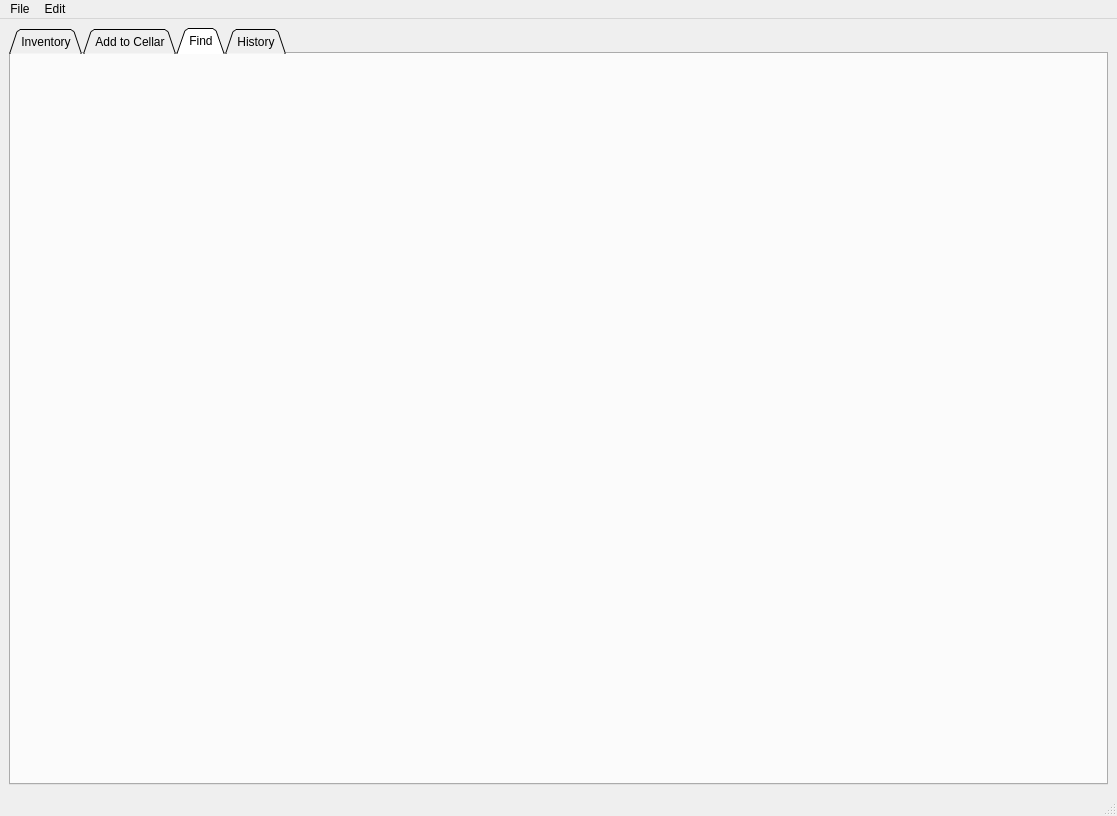
Above: interface.ui from sailorbob134280/Vinny before the change. Below: the same form after it.
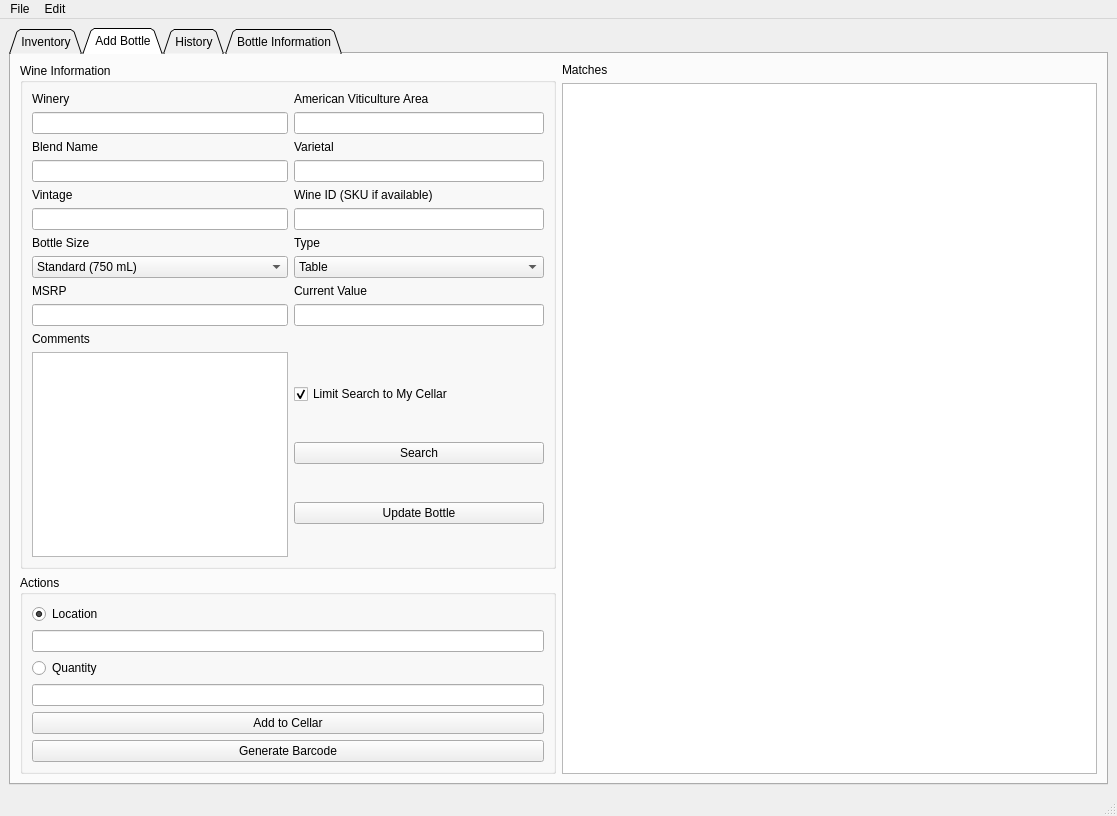
That is the form after the change. The open tabs and pages were chosen to show the change. Icons and pictures are not drawn.

Commit message: More UI work, and got rid of qty entry in database (redundant)

What changed in the file:
```diff
--- a/interface.ui
+++ b/interface.ui
@@ -176,15 +176,312 @@
         </item>
        </layout>
       </widget>
-      <widget class="QWidget" name="check_inout">
-       <attribute name="title">
-        <string>Add to Cellar</string>
-       </attribute>
-      </widget>
       <widget class="QWidget" name="find">
        <attribute name="title">
-        <string>Find</string>
+        <string>Add Bottle</string>
        </attribute>
+       <layout class="QGridLayout" name="gridLayout_3">
+        <item row="0" column="1" rowspan="2">
+         <layout class="QVBoxLayout" name="verticalLayout_6">
+          <item>
+           <widget class="QLabel" name="label_11">
+            <property name="text">
+             <string>Matches</string>
+            </property>
+           </widget>
+          </item>
+          <item>
+           <widget class="QTableView" name="tableView_2"/>
+          </item>
+         </layout>
+        </item>
+        <item row="1" column="0">
+         <widget class="QGroupBox" name="groupBox_5">
+          <property name="title">
+           <string>Actions</string>
+          </property>
+          <layout class="QVBoxLayout" name="verticalLayout_9">
+           <item>
+            <widget class="QRadioButton" name="radioButton_3">
+             <property name="text">
+              <string>Location</string>
+             </property>
+             <property name="checked">
+              <bool>true</bool>
+             </property>
+            </widget>
+           </item>
+           <item>
+            <widget class="QLineEdit" name="lineEdit_10"/>
+           </item>
+           <item>
+            <widget class="QRadioButton" name="radioButton_4">
+             <property name="text">
+              <string>Quantity</string>
+             </property>
+            </widget>
+           </item>
+           <item>
+            <widget class="QLineEdit" name="lineEdit_11"/>
+           </item>
+           <item>
+            <widget class="QPushButton" name="pushButton_2">
+             <property name="text">
+              <string>Add to Cellar</string>
+             </property>
+            </widget>
+           </item>
+           <item>
+            <widget class="QPushButton" name="pushButton_4">
+             <property name="text">
+              <string>Generate Barcode</string>
+             </property>
+             <property name="icon">
+              <iconset resource="resources/icons/icons.qrc">
+               <normaloff>:/Actions/actions/icons8-barcode-52.png</normaloff>:/Actions/actions/icons8-barcode-52.png</iconset>
+             </property>
+            </widget>
+           </item>
+          </layout>
+         </widget>
+        </item>
+        <item row="0" column="0">
+         <widget class="QGroupBox" name="groupBox_3">
+          <property name="title">
+           <string>Wine Information</string>
+          </property>
+          <layout class="QGridLayout" name="gridLayout_2">
+           <item row="2" column="1">
+            <layout class="QVBoxLayout" name="verticalLayout_5">
+             <item>
+              <widget class="QLabel" name="label_7">
+               <property name="text">
+                <string>American Viticulture Area</string>
+               </property>
+              </widget>
+             </item>
+             <item>
+              <widget class="QLineEdit" name="lineEdit_5">
+               <property name="placeholderText">
+                <string/>
+               </property>
+              </widget>
+             </item>
+             <item>
+              <widget class="QLabel" name="label_5">
+               <property name="text">
+                <string>Varietal</string>
+               </property>
+              </widget>
+             </item>
+             <item>
+              <widget class="QLineEdit" name="lineEdit_3">
+               <property name="placeholderText">
+                <string/>
+               </property>
+              </widget>
+             </item>
+             <item>
+              <widget class="QLabel" name="label_12">
+               <property name="text">
+                <string>Wine ID (SKU if available)</string>
+               </property>
+              </widget>
+             </item>
+             <item>
+              <widget class="QLineEdit" name="lineEdit_9"/>
+             </item>
+             <item>
+              <widget class="QLabel" name="label_8">
+               <property name="text">
+                <string>Type</string>
+               </property>
+              </widget>
+             </item>
+             <item>
+              <widget class="QComboBox" name="comboBox">
+               <item>
+                <property name="text">
+                 <string>Table</string>
+                </property>
+               </item>
+               <item>
+                <property name="text">
+                 <string>Dessert</string>
+                </property>
+               </item>
+               <item>
+                <property name="text">
+                 <string>Sparkling</string>
+                </property>
+               </item>
+              </widget>
+             </item>
+             <item>
+              <widget class="QLabel" name="label_10">
+               <property name="text">
+                <string>Current Value</string>
+               </property>
+              </widget>
+             </item>
+             <item>
+              <widget class="QLineEdit" name="lineEdit_8"/>
+             </item>
+            </layout>
+           </item>
+           <item row="2" column="0">
+            <layout class="QVBoxLayout" name="verticalLayout_4">
+             <item>
+              <widget class="QLabel" name="label_3">
+               <property name="text">
+                <string>Winery</string>
+               </property>
+              </widget>
+             </item>
+             <item>
+              <widget class="QLineEdit" name="lineEdit">
+               <property name="placeholderText">
+                <string/>
+               </property>
+              </widget>
+             </item>
+             <item>
+              <widget class="QLabel" name="label_4">
+               <property name="text">
+                <string>Blend Name</string>
+               </property>
+              </widget>
+             </item>
+             <item>
+              <widget class="QLineEdit" name="lineEdit_2"/>
+             </item>
+             <item>
+              <widget class="QLabel" name="label_6">
+               <property name="text">
+                <string>Vintage</string>
+               </property>
+              </widget>
+             </item>
+             <item>
+              <widget class="QLineEdit" name="lineEdit_7"/>
+             </item>
+             <item>
+              <widget class="QLabel" name="label_14">
+               <property name="text">
+                <string>Bottle Size</string>
+               </property>
+              </widget>
+             </item>
+             <item>
+              <widget class="QComboBox" name="comboBox_2">
+               <property name="currentIndex">
+                <number>2</number>
+               </property>
+               <item>
+                <property name="text">
+                 <string>Split (187.5 mL)</string>
+                </property>
+               </item>
+               <item>
+                <property name="text">
+                 <string>Half (375 mL)</string>
+                </property>
+               </item>
+               <item>
+                <property name="text">
+                 <string>Standard (750 mL)</string>
+                </property>
+               </item>
+               <item>
+                <property name="text">
+                 <string>Magnum (1.5 L)</string>
+                </property>
+               </item>
+               <item>
+                <property name="text">
+                 <string>Double Magnum (3.0 L)</string>
+                </property>
+               </item>
+               <item>
+                <property name="text">
+                 <string>Jeroboam (4.5 L)</string>
+                </property>
+               </item>
+               <item>
+                <property name="text">
+                 <string>Imperial (6.0 L)</string>
+                </property>
+               </item>
+               <item>
+                <property name="text">
+                 <string>Salmanazar (9.0 L)</string>
+                </property>
+               </item>
+               <item>
+                <property name="text">
+                 <string>Other...</string>
+                </property>
+               </item>
+              </widget>
+             </item>
+             <item>
+              <widget class="QLabel" name="label_9">
+               <property name="text">
+                <string>MSRP</string>
+               </property>
+              </widget>
+             </item>
+             <item>
+              <widget class="QLineEdit" name="lineEdit_4"/>
+             </item>
+            </layout>
+           </item>
+           <item row="3" column="0">
+            <widget class="QLabel" name="label_13">
+             <property name="text">
+              <string>Comments</string>
+             </property>
+            </widget>
+           </item>
+           <item row="4" column="0">
+            <widget class="QTextEdit" name="textEdit">
+             <property name="placeholderText">
+              <string/>
+             </property>
+            </widget>
+           </item>
+           <item row="4" column="1">
+            <layout class="QVBoxLayout" name="verticalLayout_7">
+             <item>
+              <widget class="QCheckBox" name="checkBox">
+               <property name="text">
+                <string>Limit Search to My Cellar</string>
+               </property>
+               <property name="checked">
+                <bool>true</bool>
+               </property>
+              </widget>
+             </item>
+             <item>
+              <widget class="QPushButton" name="pushButton">
+               <property name="text">
+                <string>Search</string>
+               </property>
+              </widget>
+             </item>
+             <item>
+              <widget class="QPushButton" name="pushButton_3">
+               <property name="text">
+                <string>Update Bottle</string>
+               </property>
+              </widget>
+             </item>
+            </layout>
+           </item>
+          </layout>
+         </widget>
+        </item>
+       </layout>
       </widget>
       <widget class="QWidget" name="history">
        <attribute name="title">
@@ -196,6 +493,11 @@
         </item>
        </layout>
       </widget>
+      <widget class="QWidget" name="info">
+       <attribute name="title">
+        <string>Bottle Information</string>
+       </attribute>
+      </widget>
      </widget>
     </item>
    </layout>
```
Left out of the diff: 10 changed lines with no effect on the pictures. The commit also changes 6 other files.
